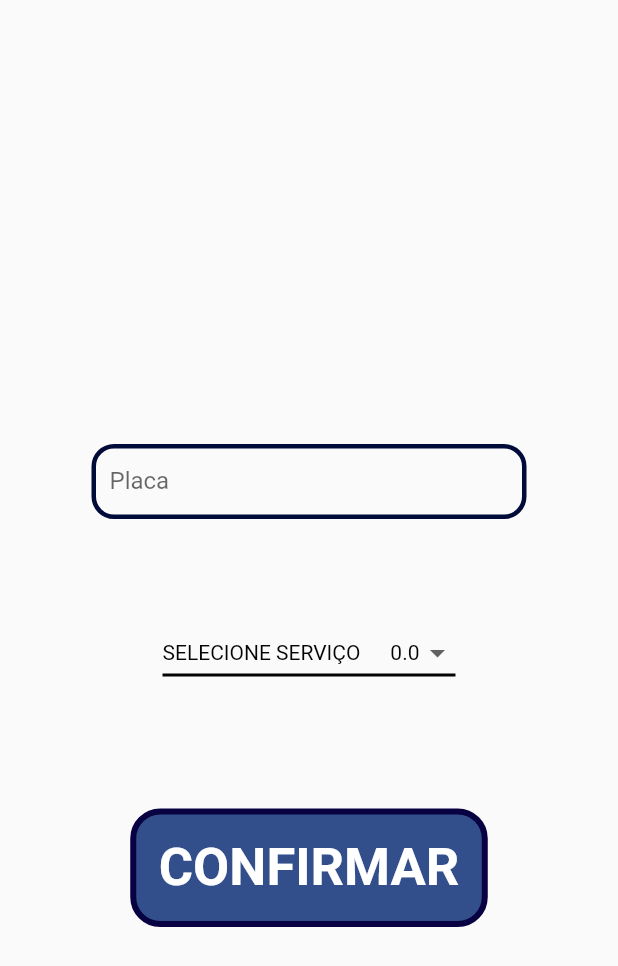
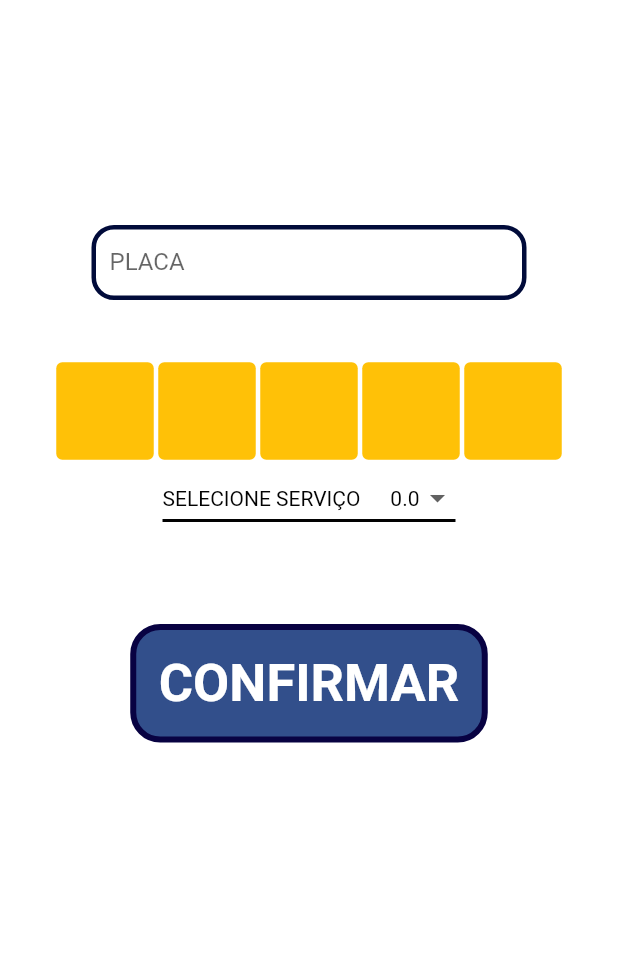
Before and after one commit to matheusPascoal/lava_jato, a Flutter app: the screen it shows after launch, after a tap on the "add" icon, on a phone screen of 412 x 824 dp. Shown: the top 966 px of the screen. Run offline on Flutter 3.47's test engine with Material 2 defaults, Android fonts, the phone set to English and light mode, and no system bars; our stand-ins replace google_fonts, shared_preferences; missing offline and left inert: tab_container.

Commit message:
Atualização

```diff
--- a/lib/main.dart
+++ b/lib/main.dart
@@ -3,7 +3,15 @@ import 'package:lava_jato/pages/cadastro_placa.dart';
 import 'package:lava_jato/pages/veiculos.dart';
 
 void main() {
-  runApp(const MaterialApp(
+  runApp(MaterialApp(
+    theme: ThemeData(
+      scaffoldBackgroundColor: Colors.white,
+      appBarTheme: AppBarTheme(
+        color: Colors.white,
+        elevation: 0,
+        titleTextStyle: TextStyle(color: Colors.black),
+      ),
+    ),
     debugShowCheckedModeBanner: false,
     home: Veiculos(),
   ));
--- a/lib/model/service_model.dart
+++ b/lib/model/service_model.dart
@@ -2,7 +2,7 @@ class ServiceModel {
   String? title;
   double? value;
 
-  ServiceModel({required this.title, required this.value});
+  ServiceModel({this.title, this.value});
 
   ServiceModel.fromJson(Map<String, dynamic> json) {
     title = json['title'];
--- a/lib/pages/cadastro_placa.dart
+++ b/lib/pages/cadastro_placa.dart
@@ -1,10 +1,14 @@
 import 'dart:ui';
 
 import 'package:flutter/material.dart';
+import 'package:lava_jato/feedBack/snackBar.dart';
 import 'package:lava_jato/model/data_model.dart';
 import 'package:lava_jato/model/service_model.dart';
 import 'package:google_fonts/google_fonts.dart';
 import 'package:lava_jato/pages/veiculos.dart';
+import 'package:lava_jato/shared/functions/functions_shared.dart';
+import 'package:lava_jato/widgets/cards_services.dart';
+import 'package:lava_jato/widgets/text_field_identifier.dart';
 import '../repositories/repository.dart';
 
 class CadastroPlaca extends StatefulWidget {
@@ -20,47 +24,56 @@ class _CadastroPlacaState extends State<CadastroPlaca> {
 
   List<ServiceModel> _values = [
     ServiceModel(title: 'SELECIONE SERVIÇO', value: 0),
-    ServiceModel(title: 'Por fora  -', value: 15.00),
-    ServiceModel(title: 'Por dentro  -', value: 20.00),
-    ServiceModel(title: 'Geral  -', value: 30.00),
-    ServiceModel(title: 'Geral + cera  -', value: 40.00),
+    ServiceModel(title: 'Por fora  ', value: 15.00),
+    ServiceModel(title: 'Por dentro  ', value: 20.00),
+    ServiceModel(title: 'Geral  ', value: 30.00),
+    ServiceModel(title: 'Geral + cera  ', value: 40.00),
   ];
   double selectedValue = 0;
 
-  getData() async {}
+  _onTapButton() async {
+    var result = await _dataRepository.saveDataList(DataModel(
+      licensePlate: textController.text.toUpperCase(),
+      valueService: selectedValue,
+    ));
+    if (result == true) {
+      FunctionShared.showSnackBar(context, "DADOS SALVOS !", Colors.green);
+      Navigator.pop(
+          context,
+          MaterialPageRoute(
+            builder: (context) => Veiculos(),
+          ));
+    } else {
+      FunctionShared.showSnackBar(
+          context, 'ERRO AO SALVAR!', Color.fromARGB(255, 231, 7, 7));
+    }
+  }
 
   @override
   Widget build(BuildContext context) {
     return Scaffold(
         body: Center(
       child: Column(
-        mainAxisAlignment: MainAxisAlignment.center,
         children: [
           SizedBox(
-            height: 90,
+            height: 150,
           ),
-          Container(
-            height: 50,
-            width: 290,
-            child: TextFormField(
-              controller: textController,
-              decoration: InputDecoration(
-                labelText: 'Placa',
-                enabledBorder: OutlineInputBorder(
-                  borderSide: const BorderSide(
-                      width: 3, color: Color.fromARGB(255, 1, 11, 58)),
-                  borderRadius: BorderRadius.circular(15),
-                ),
-                focusedBorder: OutlineInputBorder(
-                  borderSide: const BorderSide(
-                      width: 3, color: Color.fromARGB(255, 33, 17, 175)),
-                  borderRadius: BorderRadius.circular(15),
-                ),
-              ),
-            ),
+          TextFieldIdentifier(
+            controller: textController,
+            label: "Placa",
           ),
           SizedBox(
-            height: 65,
+            height: 40,
+          ),
+          Row(
+            mainAxisAlignment: MainAxisAlignment.center,
+            children: [
+              CardsServices(),
+              CardsServices(),
+              CardsServices(),
+              CardsServices(),
+              CardsServices(),
+            ],
           ),
           DropdownButton(
             autofocus: true,
@@ -83,13 +96,15 @@ class _CadastroPlacaState extends State<CadastroPlaca> {
                     value: e.value,
                     child: Row(
                       children: [
-                        Text(e.title!),
+                        Center(
+                            child: Text(
+                          e.title!.toUpperCase(),
+                          textAlign: TextAlign.start,
+                        )),
                         SizedBox(
                           width: 20,
                         ),
-                        Text(
-                          e.value!.toString(),
-                        ),
+                        Text(e.value!.toString()),
                       ],
                     ),
                   ),
@@ -97,7 +112,7 @@ class _CadastroPlacaState extends State<CadastroPlaca> {
                 .toList(),
           ),
           SizedBox(
-            height: 80,
+            height: 60,
           ),
           Container(
             decoration: BoxDecoration(
@@ -109,56 +124,7 @@ class _CadastroPlacaState extends State<CadastroPlaca> {
               ),
             ),
             child: InkWell(
-              onTap: () async {
-                var result = await _dataRepository.saveDataList(DataModel(
-                  licensePlate: textController.text,
-                  valueService: selectedValue,
-                ));
-                if (result == true) {
-                  ScaffoldMessenger.of(context).showSnackBar(
-                    SnackBar(
-                        backgroundColor: Color.fromARGB(255, 40, 167, 97),
-                        content: Text(
-                          'DADOS SALVOS !',
-                          textAlign: TextAlign.center,
-                          style: GoogleFonts.varelaRound(
-                              fontSize: 22, fontWeight: FontWeight.bold),
-                        ),
-                        shape: RoundedRectangleBorder(
-                          borderRadius: BorderRadius.all(
-                            Radius.circular(20),
-                          ),
-                        ),
-                        behavior: SnackBarBehavior.floating,
-                        duration: Duration(milliseconds: 500),
-                        elevation: 10),
-                  );
-                  Navigator.pop(
-                      context,
-                      MaterialPageRoute(
-                        builder: (context) => Veiculos(),
-                      ));
-                } else {
-                  ScaffoldMessenger.of(context).showSnackBar(
-                    SnackBar(
-                        backgroundColor: Color.fromARGB(255, 151, 19, 19),
-                        content: Text(
-                          'ERRO AO SALVAR',
-                          textAlign: TextAlign.center,
-                          style: GoogleFonts.varelaRound(
-                              fontSize: 22, fontWeight: FontWeight.bold),
-                        ),
-                        shape: RoundedRectangleBorder(
-                          borderRadius: BorderRadius.all(
-                            Radius.circular(20),
-                          ),
-                        ),
-                        behavior: SnackBarBehavior.floating,
-                        duration: Duration(milliseconds: 500),
-                        elevation: 10),
-                  );
-                }
-              },
+              onTap: _onTapButton,
               child: Padding(
                 padding: const EdgeInsets.all(15),
                 child: Text(
--- a/lib/pages/veiculos.dart
+++ b/lib/pages/veiculos.dart
@@ -15,6 +15,8 @@ class Veiculos extends StatefulWidget {
 class _VeiculosState extends State<Veiculos> {
   DataRepository dataRepository = DataRepository();
   List<DataModel> services = [];
+  DataModel? deleteData;
+  int? deletedDatas;
 
   receberDadosServico() async {
     var result = await dataRepository.getService();
@@ -31,6 +33,13 @@ class _VeiculosState extends State<Veiculos> {
   @override
   Widget build(BuildContext context) {
     return Scaffold(
+      appBar: AppBar(
+        centerTitle: true,
+        title: Text(
+          'LISTA DE CLIENTES',
+          style: GoogleFonts.oswald(fontSize: 22, fontWeight: FontWeight.bold),
+        ),
+      ),
       floatingActionButton: FloatingActionButton(
         onPressed: () async {
           await Navigator.push(
@@ -46,23 +55,8 @@ class _VeiculosState extends State<Veiculos> {
         child: Icon(Icons.add),
         //Chamar info caso tenho algo salvo
       ),
-      body: Center(
-        child: Column(
-          children: [
-            SizedBox(
-              height: 60,
-            ),
-            Padding(
-              padding: const EdgeInsets.all(10),
-              child: Text(
-                'LISTA DE CLIENTES',
-                style: GoogleFonts.oswald(
-                    fontSize: 22, fontWeight: FontWeight.bold),
-              ),
-            ),
-            Container(
-              height: 500,
-              width: 300,
+      body: Padding(
+        padding: const EdgeInsets.all(16.0),
         child: ListView(
           children: services
               .map(
@@ -81,17 +75,17 @@ class _VeiculosState extends State<Veiculos> {
                             size: 50,
                           ),
                           dense: true,
+                          leading: ListTile(
                             title: Text(
                               'PLACA - ${e.licensePlate.toString()}',
                               style: GoogleFonts.varelaRound(
-                                      fontSize: 20,
-                                      fontWeight: FontWeight.bold),
+                                  fontSize: 20, fontWeight: FontWeight.bold),
                             ),
                             subtitle: Text(
                                 'VALOR - ${e.valueService.toString()}',
                                 style: GoogleFonts.varelaRound(
-                                        fontSize: 18,
-                                        fontWeight: FontWeight.bold)),
+                                    fontSize: 18, fontWeight: FontWeight.bold)),
+                          ),
                         ),
                       ),
                     ),
@@ -101,9 +95,6 @@ class _VeiculosState extends State<Veiculos> {
               .toList(),
         ),
       ),
-          ],
-        ),
-      ),
     );
   }
 }
--- /dev/null
+++ b/lib/widgets/cards_services.dart
@@ -0,0 +1,25 @@
+import 'package:flutter/material.dart';
+import 'package:tab_container/tab_container.dart';
+
+class CardsServices extends StatelessWidget {
+  final VoidCallback? onTap;
+  final Widget? child;
+
+  const CardsServices({Key? key, this.onTap, this.child}) : super(key: key);
+
+  @override
+  Widget build(BuildContext context) {
+    return GestureDetector(
+        onTap: onTap,
+        child: Padding(
+          padding: const EdgeInsets.all(1.5),
+          child: Container(
+            height: 65,
+            width: 65,
+            decoration: BoxDecoration(
+                color: Colors.amber, borderRadius: BorderRadius.circular(4)),
+            child: child,
+          ),
+        ));
+  }
+}
--- /dev/null
+++ b/lib/widgets/text_field_identifier.dart
@@ -0,0 +1,33 @@
+import 'package:flutter/material.dart';
+
+class TextFieldIdentifier extends StatelessWidget {
+  final TextEditingController? controller;
+  final String? label;
+  const TextFieldIdentifier({Key? key, this.controller, this.label})
+      : super(key: key);
+
+  @override
+  Widget build(BuildContext context) {
+    return Container(
+      height: 50,
+      width: 290,
+      child: TextFormField(
+        textCapitalization: TextCapitalization.characters,
+        controller: controller,
+        decoration: InputDecoration(
+          labelText: label!.toUpperCase(),
+          enabledBorder: OutlineInputBorder(
+            borderSide: const BorderSide(
+                width: 3, color: Color.fromARGB(255, 1, 11, 58)),
+            borderRadius: BorderRadius.circular(15),
+          ),
+          focusedBorder: OutlineInputBorder(
+            borderSide: const BorderSide(
+                width: 3, color: Color.fromARGB(255, 1, 11, 58)),
+            borderRadius: BorderRadius.circular(15),
+          ),
+        ),
+      ),
+    );
+  }
+}
--- a/pubspec.yaml
+++ b/pubspec.yaml
@@ -15,6 +15,7 @@ dependencies:
   cupertino_icons: ^1.0.2
   shared_preferences: ^2.0.13
   google_fonts: ^2.3.1
+  tab_container: ^2.0.0
 
 dev_dependencies:
   flutter_test:
```
Also changed, not shown: lib/feedBack/snackBar.dart (added, +28 -0 lines), lib/model/car_service.dart (added, +11 -0 lines), lib/repositories/repository.dart (+11 -0 lines), lib/shared/functions/functions_shared.dart (added, +14 -0 lines), lib/shared/services/service_moto.dart (added, +9 -0 lines), lib/widgets/Button_Recording.dart (added, +42 -0 lines), pubspec.lock, 3 other files. Lines whose indentation alone changed are shown as unchanged.
